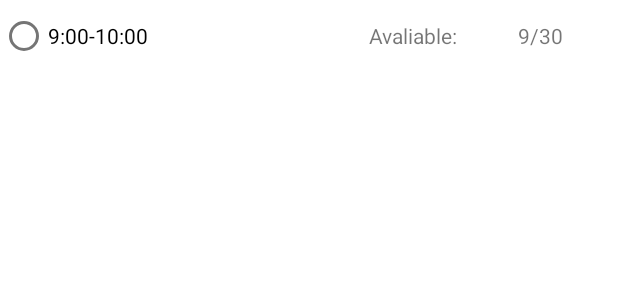
After one commit to jiajack001/CNIT425_BlackBoardReborn, an Android app: the layout listview_custom_layout.xml on its own in the app's theme, with its tools: preview values and no code run, on a phone screen of 412 x 824 dp. The commit adds this screen. Shown: the top 300 px of the screen. Run offline under Robolectric (Android 15) with nearby library versions, the phone set to English and light mode, and no system bars.

Commit message:
Update Project

```diff
--- a/app/build.gradle
+++ b/app/build.gradle
@@ -33,6 +33,7 @@ dependencies {
     implementation 'androidx.appcompat:appcompat:1.2.0'
     implementation 'com.google.android.material:material:1.3.0'
     implementation 'androidx.constraintlayout:constraintlayout:2.0.4'
+    implementation 'com.google.android.gms:play-services-maps:17.0.0'
     testImplementation 'junit:junit:4.+'
     androidTestImplementation 'androidx.test.ext:junit:1.1.2'
     androidTestImplementation 'androidx.test.espresso:espresso-core:3.3.0'
--- /dev/null
+++ b/app/src/main/res/layout/listview_custom_layout.xml
@@ -0,0 +1,41 @@
+<?xml version="1.0" encoding="utf-8"?>
+<androidx.constraintlayout.widget.ConstraintLayout xmlns:android="http://schemas.android.com/apk/res/android"
+    xmlns:app="http://schemas.android.com/apk/res-auto"
+    xmlns:tools="http://schemas.android.com/tools"
+    android:layout_width="match_parent"
+    android:layout_height="match_parent">
+
+    <LinearLayout
+        android:id="@+id/linearLayout4"
+        android:layout_width="0dp"
+        android:layout_height="wrap_content"
+        android:orientation="horizontal"
+        app:layout_constraintEnd_toEndOf="parent"
+        app:layout_constraintStart_toStartOf="parent"
+        app:layout_constraintTop_toTopOf="parent">
+
+        <RadioButton
+            android:id="@+id/btnRadio"
+            android:layout_width="wrap_content"
+            android:layout_height="wrap_content"
+            android:layout_weight="1"
+            tools:text="9:00-10:00" />
+
+        <TextView
+            android:id="@+id/tagLeft"
+            android:layout_width="wrap_content"
+            android:layout_height="match_parent"
+            android:layout_weight="1"
+            android:gravity="right|center_vertical"
+            tools:text="Avaliable: " />
+
+        <TextView
+            android:id="@+id/txtCountLeft"
+            android:layout_width="wrap_content"
+            android:layout_height="match_parent"
+            android:layout_weight="1"
+            android:gravity="center"
+            tools:text="9/30" />
+    </LinearLayout>
+
+</androidx.constraintlayout.widget.ConstraintLayout>
--- a/gradle.properties
+++ b/gradle.properties
@@ -17,3 +17,4 @@ org.gradle.jvmargs=-Xmx2048m -Dfile.encoding=UTF-8
 android.useAndroidX=true
 # Automatically convert third-party libraries to use AndroidX
 android.enableJetifier=true
+GOOGLE_MAPS_API_KEY=AIzaSyDPMmhtLm1FdlhNO_3693-LL-pz1ylz5RA
```
Also changed, not shown: app/src/debug/res/values/google_maps_api.xml (added, +24 -0 lines), app/src/main/AndroidManifest.xml (+27 -1 lines), app/src/main/java/com/cnit355/cnit425_blackboard/MainActivity.java (+19 -0 lines), app/src/main/java/com/cnit355/cnit425_blackboard/MapsFragment.java (added, +57 -0 lines), app/src/main/java/com/cnit355/cnit425_blackboard/RegistrationLocation.java (added, +42 -0 lines), app/src/main/java/com/cnit355/cnit425_blackboard/RegistrationTimeTicket.java (added, +77 -0 lines), app/src/main/java/com/cnit355/cnit425_blackboard/TimeSlotArrayAdapter.java (added, +58 -0 lines), app/src/main/res/layout/activity_registration.xml (added, +61 -0 lines), app/src/main/res/layout/activity_registration_location.xml (added, +51 -0 lines), app/src/main/res/layout/fragment_maps.xml (added, +8 -0 lines), app/src/main/res/layout/sign_up_page.xml (+0 -33 lines), 1 other file.
